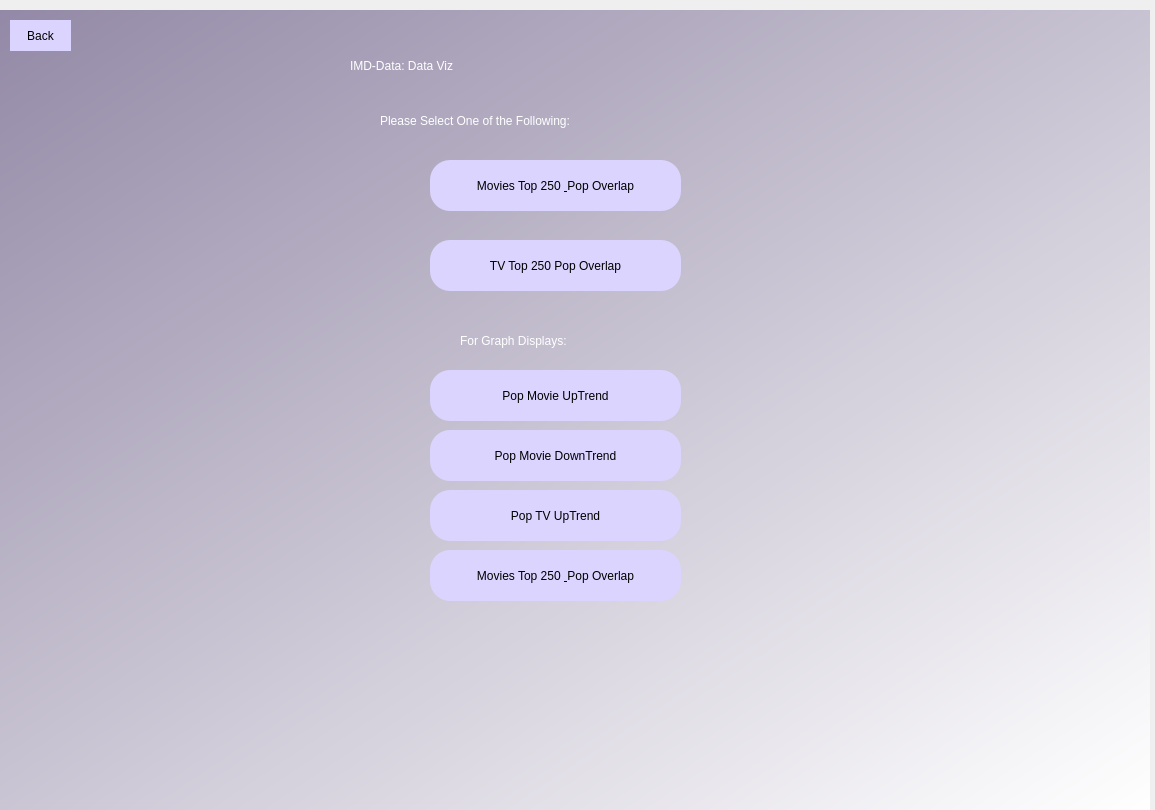
Qt form data_vizMain.ui (RVALLER/rvallerIMDBProject) before a commit.
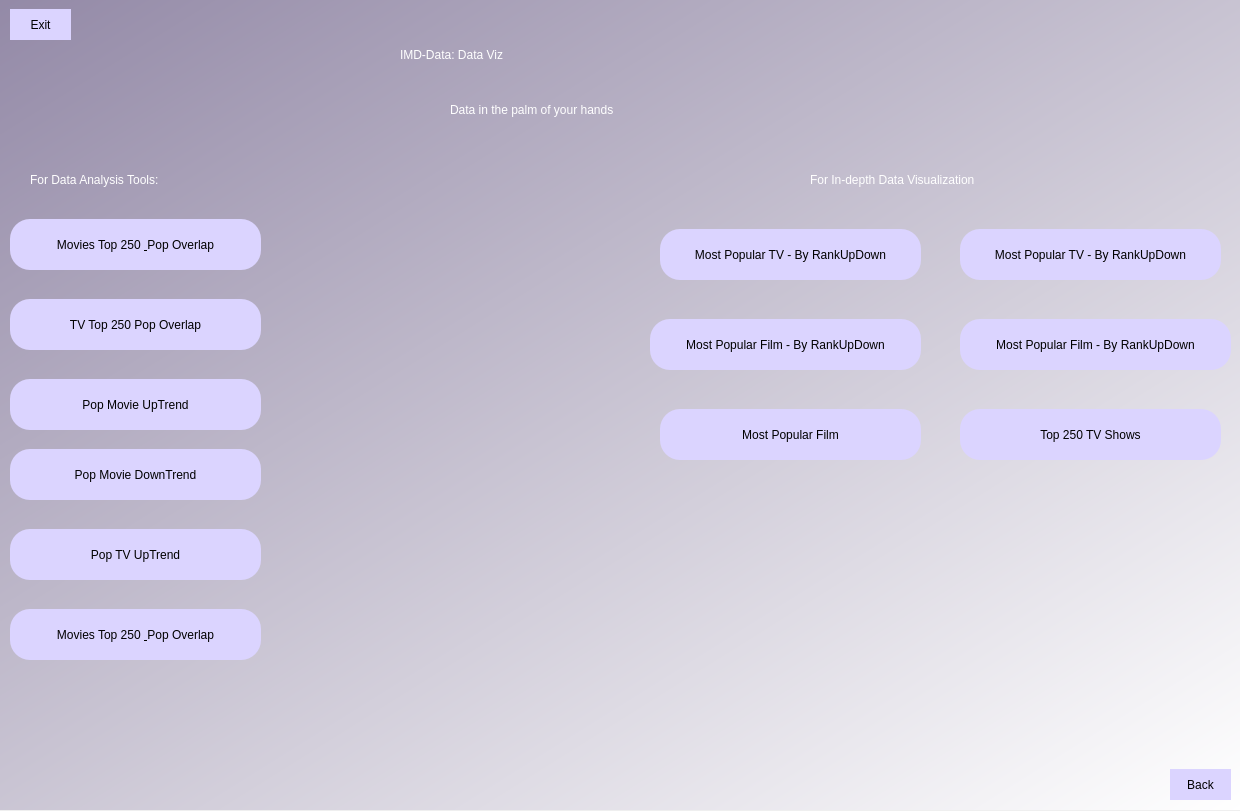
The same form after that commit.

Commit message:
Changelog:   Edited version of data visualization gui to better reflect sprint requirements   Edited gui file of visualize data to add a back button   Began working on methods/classes for popular/top250 overlap button
To Do:
  NEXT -> figure out how to implement back button & finish overlap button 1

The edit to the form file:
```diff
--- a/data_vizMain.ui
+++ b/data_vizMain.ui
@@ -6,8 +6,8 @@
    <rect>
     <x>0</x>
     <y>0</y>
-    <width>1155</width>
-    <height>810</height>
+    <width>1240</width>
+    <height>811</height>
    </rect>
   </property>
   <property name="windowTitle">
@@ -19,10 +19,10 @@
   <widget class="QWidget" name="data_viz" native="true">
    <property name="geometry">
     <rect>
-     <x>-50</x>
-     <y>10</y>
-     <width>1200</width>
-     <height>800</height>
+     <x>-60</x>
+     <y>-1</y>
+     <width>1301</width>
+     <height>811</height>
     </rect>
    </property>
    <property name="styleSheet">
@@ -33,7 +33,7 @@
    <widget class="QLabel" name="welcome">
     <property name="geometry">
      <rect>
-      <x>400</x>
+      <x>460</x>
       <y>30</y>
       <width>551</width>
       <height>51</height>
@@ -49,7 +49,7 @@
    <widget class="QLabel" name="label">
     <property name="geometry">
      <rect>
-      <x>430</x>
+      <x>510</x>
       <y>90</y>
       <width>351</width>
       <height>41</height>
@@ -59,14 +59,14 @@
      <string notr="true">font: 16pt &quot;MS Shell Dlg 2&quot;;color: white;</string>
     </property>
     <property name="text">
-     <string>Please Select One of the Following:</string>
+     <string>Data in the palm of your hands</string>
     </property>
    </widget>
    <widget class="QPushButton" name="pushButton">
     <property name="geometry">
      <rect>
-      <x>480</x>
-      <y>150</y>
+      <x>70</x>
+      <y>220</y>
       <width>251</width>
       <height>51</height>
      </rect>
@@ -83,8 +83,8 @@
    <widget class="QPushButton" name="pushButton_2">
     <property name="geometry">
      <rect>
-      <x>480</x>
-      <y>230</y>
+      <x>70</x>
+      <y>300</y>
       <width>251</width>
       <height>51</height>
      </rect>
@@ -101,9 +101,9 @@
    <widget class="QLabel" name="label_2">
     <property name="geometry">
      <rect>
-      <x>510</x>
-      <y>310</y>
-      <width>201</width>
+      <x>90</x>
+      <y>160</y>
+      <width>231</width>
       <height>41</height>
      </rect>
     </property>
@@ -111,14 +111,14 @@
      <string notr="true">font: 16pt &quot;MS Shell Dlg 2&quot;;color: white;</string>
     </property>
     <property name="text">
-     <string>For Graph Displays:</string>
+     <string>For Data Analysis Tools:</string>
     </property>
    </widget>
    <widget class="QPushButton" name="pushButton_3">
     <property name="geometry">
      <rect>
-      <x>480</x>
-      <y>360</y>
+      <x>70</x>
+      <y>380</y>
       <width>251</width>
       <height>51</height>
      </rect>
@@ -135,8 +135,8 @@
    <widget class="QPushButton" name="pushButton_4">
     <property name="geometry">
      <rect>
-      <x>480</x>
-      <y>420</y>
+      <x>70</x>
+      <y>450</y>
       <width>251</width>
       <height>51</height>
      </rect>
@@ -153,8 +153,8 @@
    <widget class="QPushButton" name="pushButton_5">
     <property name="geometry">
      <rect>
-      <x>480</x>
-      <y>480</y>
+      <x>70</x>
+      <y>530</y>
       <width>251</width>
       <height>51</height>
      </rect>
@@ -171,8 +171,8 @@
    <widget class="QPushButton" name="pushButton_6">
     <property name="geometry">
      <rect>
-      <x>480</x>
-      <y>540</y>
+      <x>70</x>
+      <y>610</y>
       <width>251</width>
       <height>51</height>
      </rect>
@@ -189,8 +189,8 @@
    <widget class="QPushButton" name="back">
     <property name="geometry">
      <rect>
-      <x>60</x>
-      <y>10</y>
+      <x>1230</x>
+      <y>770</y>
       <width>61</width>
       <height>31</height>
      </rect>
@@ -204,6 +204,148 @@
      <string>Back</string>
     </property>
    </widget>
+   <widget class="QLabel" name="label_3">
+    <property name="geometry">
+     <rect>
+      <x>870</x>
+      <y>160</y>
+      <width>291</width>
+      <height>41</height>
+     </rect>
+    </property>
+    <property name="styleSheet">
+     <string notr="true">font: 16pt &quot;MS Shell Dlg 2&quot;;color: white;</string>
+    </property>
+    <property name="text">
+     <string>For In-depth Data Visualization</string>
+    </property>
+   </widget>
+   <widget class="QPushButton" name="pushButton_19">
+    <property name="geometry">
+     <rect>
+      <x>720</x>
+      <y>230</y>
+      <width>261</width>
+      <height>51</height>
+     </rect>
+    </property>
+    <property name="styleSheet">
+     <string notr="true">border-radius:20px;
+background-color: rgb(219, 212, 255);
+font: 12pt &quot;MS Shell Dlg 2&quot;;</string>
+    </property>
+    <property name="text">
+     <string>Most Popular TV - By RankUpDown</string>
+    </property>
+   </widget>
+   <widget class="QPushButton" name="pushButton_20">
+    <property name="geometry">
+     <rect>
+      <x>1020</x>
+      <y>230</y>
+      <width>261</width>
+      <height>51</height>
+     </rect>
+    </property>
+    <property name="styleSheet">
+     <string notr="true">border-radius:20px;
+background-color: rgb(219, 212, 255);
+font: 12pt &quot;MS Shell Dlg 2&quot;;</string>
+    </property>
+    <property name="text">
+     <string>Most Popular TV - By RankUpDown</string>
+    </property>
+   </widget>
+   <widget class="QPushButton" name="back_6">
+    <property name="geometry">
+     <rect>
+      <x>70</x>
+      <y>10</y>
+      <width>61</width>
+      <height>31</height>
+     </rect>
+    </property>
+    <property name="styleSheet">
+     <string notr="true">border-radius:20px;
+background-color: rgb(219, 212, 255);
+font: 12pt &quot;MS Shell Dlg 2&quot;;</string>
+    </property>
+    <property name="text">
+     <string>Exit</string>
+    </property>
+   </widget>
+   <widget class="QPushButton" name="pushButton_37">
+    <property name="geometry">
+     <rect>
+      <x>710</x>
+      <y>320</y>
+      <width>271</width>
+      <height>51</height>
+     </rect>
+    </property>
+    <property name="styleSheet">
+     <string notr="true">border-radius:20px;
+background-color: rgb(219, 212, 255);
+font: 12pt &quot;MS Shell Dlg 2&quot;;</string>
+    </property>
+    <property name="text">
+     <string>Most Popular Film - By RankUpDown</string>
+    </property>
+   </widget>
+   <widget class="QPushButton" name="pushButton_38">
+    <property name="geometry">
+     <rect>
+      <x>1020</x>
+      <y>320</y>
+      <width>271</width>
+      <height>51</height>
+     </rect>
+    </property>
+    <property name="styleSheet">
+     <string notr="true">border-radius:20px;
+background-color: rgb(219, 212, 255);
+font: 12pt &quot;MS Shell Dlg 2&quot;;</string>
+    </property>
+    <property name="text">
+     <string>Most Popular Film - By RankUpDown</string>
+    </property>
+   </widget>
+   <widget class="QPushButton" name="pushButton_39">
+    <property name="geometry">
+     <rect>
+      <x>720</x>
+      <y>410</y>
+      <width>261</width>
+      <height>51</height>
+     </rect>
+    </property>
+    <property name="styleSheet">
+     <string notr="true">border-radius:20px;
+background-color: rgb(219, 212, 255);
+font: 12pt &quot;MS Shell Dlg 2&quot;;</string>
+    </property>
+    <property name="text">
+     <string>Most Popular Film</string>
+    </property>
+   </widget>
+   <widget class="QPushButton" name="pushButton_40">
+    <property name="geometry">
+     <rect>
+      <x>1020</x>
+      <y>410</y>
+      <width>261</width>
+      <height>51</height>
+     </rect>
+    </property>
+    <property name="styleSheet">
+     <string notr="true">border-radius:20px;
+background-color: rgb(219, 212, 255);
+font: 12pt &quot;MS Shell Dlg 2&quot;;</string>
+    </property>
+    <property name="text">
+     <string>Top 250 TV Shows</string>
+    </property>
+   </widget>
   </widget>
  </widget>
  <resources/>
```
Left out of the diff: 2 changed lines with no effect on the pictures. The commit also changes 6 other files.
